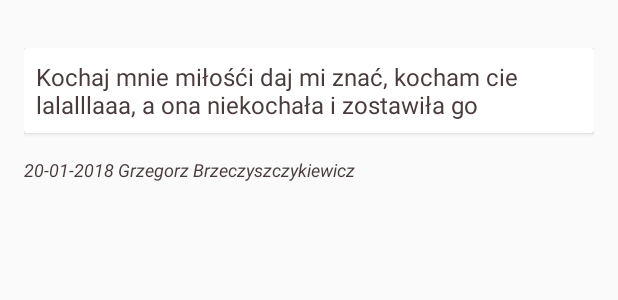
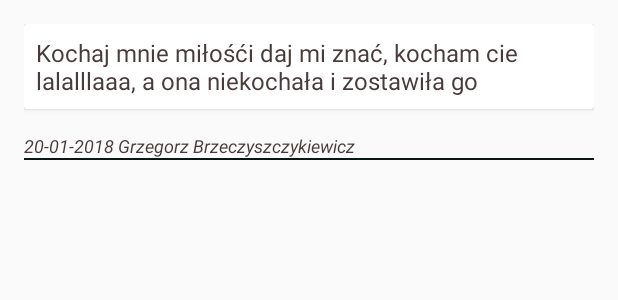
Before and after one commit to miechal100/BestQuiz, an Android app: the layout vh_question_list.xml on its own in the app's theme, with its tools: preview values and no code run, on a phone screen of 412 x 824 dp. Shown: the top 300 px of the screen. Run offline under Robolectric (Android 15) with nearby library versions, the phone set to English and light mode, and no system bars; network calls fail.

Commit message:
minor fixes on question cells

```diff
--- a/app/src/main/res/layout/vh_question_list.xml
+++ b/app/src/main/res/layout/vh_question_list.xml
@@ -2,7 +2,6 @@
 <LinearLayout xmlns:android="http://schemas.android.com/apk/res/android"
     android:layout_width="match_parent"
     android:layout_height="wrap_content"
-    android:layout_marginTop="@dimen/double_margin"
     android:orientation="vertical"
     android:padding="@dimen/double_margin"
     xmlns:tools="http://schemas.android.com/tools"
@@ -33,6 +32,10 @@
         android:textSize="@dimen/small_font"
         android:textStyle="italic"
         tools:text="20-01-2018 Grzegorz Brzeczyszczykiewicz"/>
+    <View
+        android:layout_width="match_parent"
+        android:layout_height="1dp"
+        android:background="@color/almost_black"/>
 
 
 
```
